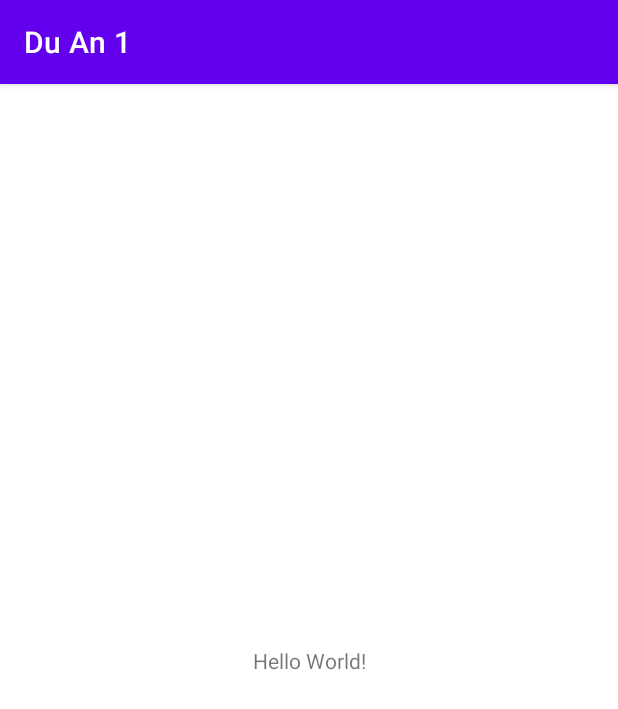
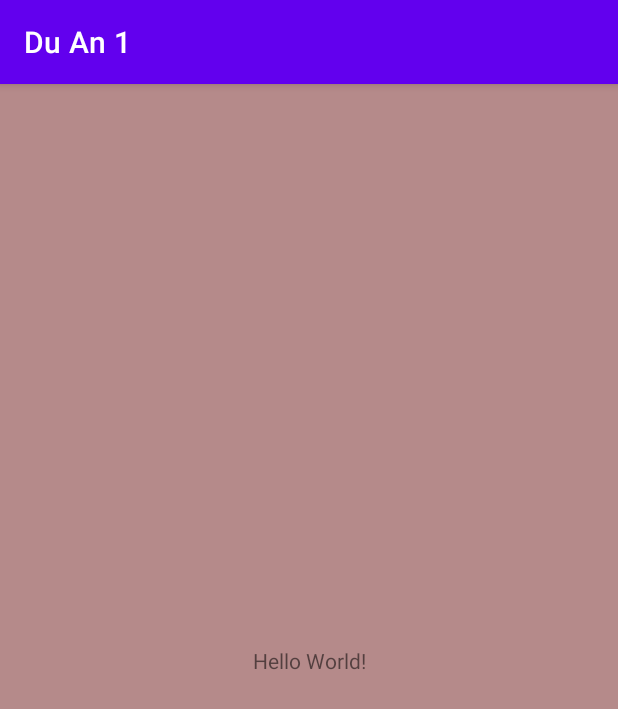
Before and after one commit to tonynhox/duan1, an Android app: the screen it shows after launch (MainActivity), on a phone screen of 412 x 824 dp. Shown: the top 709 px of the screen. Run offline under Robolectric (Android 15) with nearby library versions, the phone set to English and light mode, and no system bars.

Commit message:
Update activity_main.xml

```diff
--- a/duan1/app/src/main/res/layout/activity_main.xml
+++ b/duan1/app/src/main/res/layout/activity_main.xml
@@ -4,7 +4,8 @@
     xmlns:tools="http://schemas.android.com/tools"
     android:layout_width="match_parent"
     android:layout_height="match_parent"
-    tools:context=".activity.MainActivity">
+    tools:context=".activity.MainActivity"
+    android:background="#B58A8A">
 
     <TextView
         android:layout_width="wrap_content"
```
